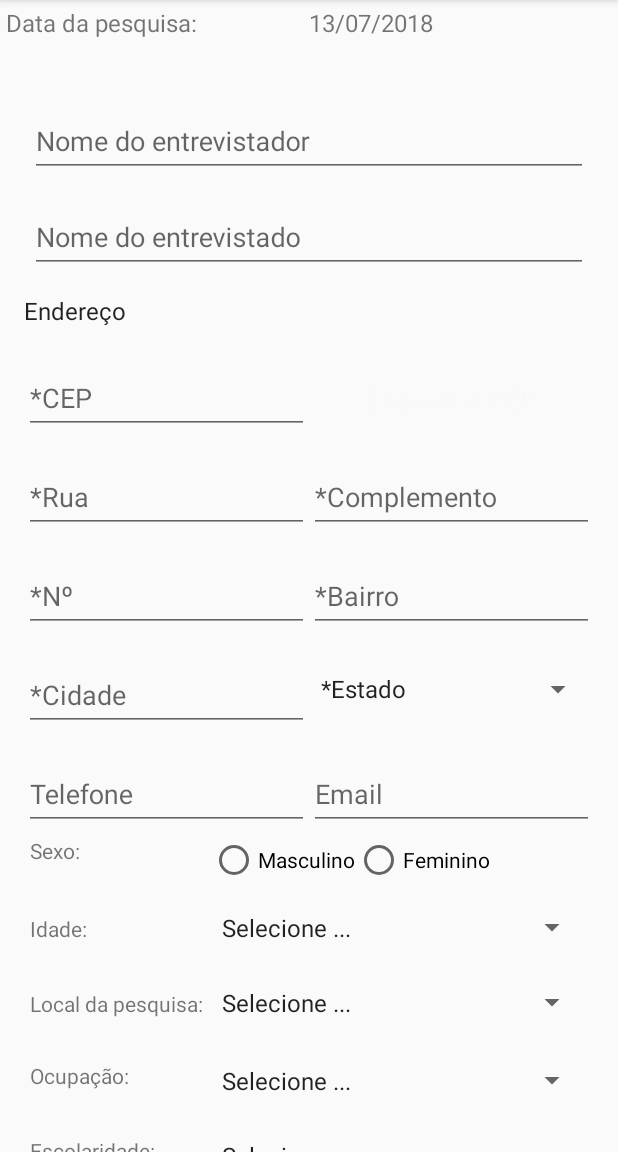
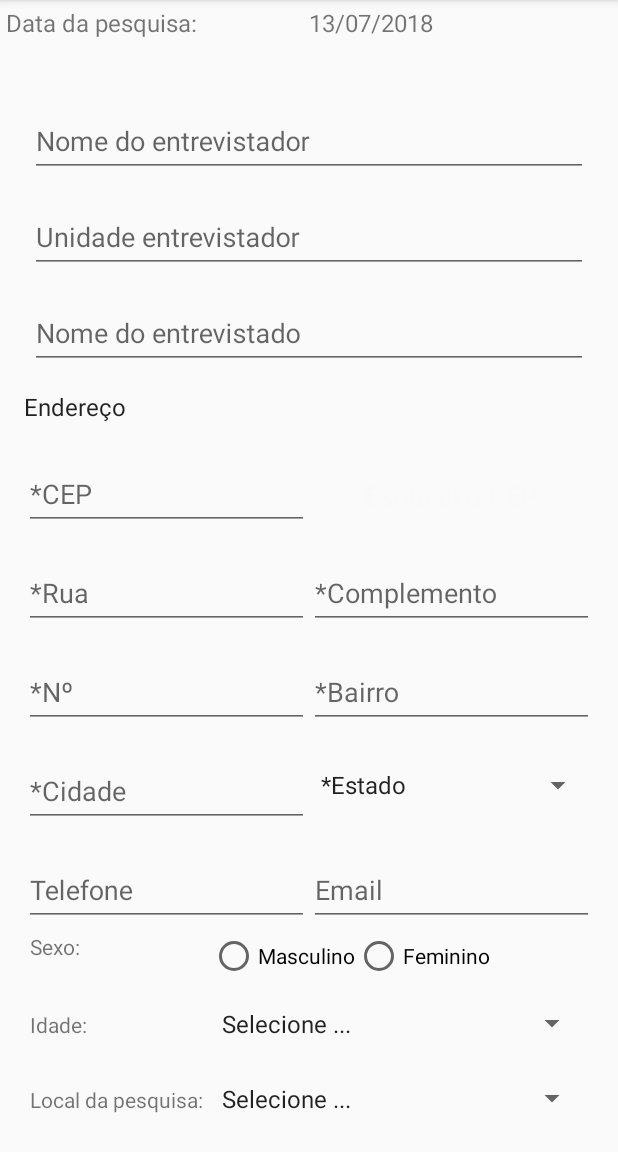
Before and after one commit to weslei-dias/pesquisabrasileira, an Android app: the screen it shows after launch (MainActivity), after a tap on an icon or button, on a phone screen of 412 x 824 dp, the part 84-1236 px from its top. Run offline under Robolectric (Android 15) with nearby library versions, the phone set to English and light mode, and no system bars; libraries missing offline, so code that uses them is left out: retrofit2.adapter.rxjava, rx.android.schedulers, rx.schedulers; plain views replace MaskEditText; 5 statements that could not run were skipped.

Commit message:
Correção da edição.

```diff
--- /dev/null
+++ b/app/src/main/java/com/domain/androidcrud/APIService.java
@@ -0,0 +1,12 @@
+package com.domain.androidcrud;
+
+
+import retrofit2.http.Body;
+import retrofit2.http.POST;
+import rx.Observable;
+
+public interface APIService {
+
+    @POST("salvar")
+    Observable<Cliente> savePost(@Body Cliente cliente);
+}
--- a/app/src/main/java/com/domain/androidcrud/DBHelper.java
+++ b/app/src/main/java/com/domain/androidcrud/DBHelper.java
@@ -12,6 +12,7 @@ public class DBHelper extends SQLiteOpenHelper {
             "popbe (id INTEGER PRIMARY KEY AUTOINCREMENT, " +
             "data_pesquisa TEXT NOT NULL," +
             "nome_entrevistador TEXT NOT NULL, " +
+            "unidade_entrevista TEXT NOT NULL, " +
             "nome_entrevistado TEXT NOT NULL, " +
             "cidade TEXT NOT NULL, " +
             "cep INTEGER NOT NULL, " +
--- /dev/null
+++ b/app/src/main/java/com/domain/androidcrud/RetrofitClient.java
@@ -0,0 +1,21 @@
+package com.domain.androidcrud;
+
+import retrofit2.Retrofit;
+import retrofit2.adapter.rxjava.RxJavaCallAdapterFactory;
+import retrofit2.converter.gson.GsonConverterFactory;
+
+public class RetrofitClient {
+
+    private static Retrofit retrofit = null;
+
+    public static Retrofit getClient(String baseUrl) {
+        if (retrofit == null) {
+            retrofit = new Retrofit.Builder()
+                    .baseUrl(baseUrl)
+                    .addCallAdapterFactory(RxJavaCallAdapterFactory.create())
+                    .addConverterFactory(GsonConverterFactory.create())
+                    .build();
+        }
+        return retrofit;
+    }
+}
--- a/app/src/main/res/layout/content_cadastro.xml
+++ b/app/src/main/res/layout/content_cadastro.xml
@@ -77,6 +77,27 @@
 
                 </LinearLayout>
 
+                <LinearLayout
+                    android:id="@+id/ll_fieldset_unidade"
+                    android:layout_width="match_parent"
+                    android:layout_height="wrap_content"
+                    android:orientation="vertical"
+                    android:padding="4dp">
+
+                    <android.support.design.widget.TextInputLayout
+                        android:id="@+id/til_unidade"
+                        android:layout_width="match_parent"
+                        android:layout_height="wrap_content"
+                        android:layout_weight="1">
+
+                        <android.support.design.widget.TextInputEditText
+                            android:id="@+id/txtUnidadeEntrevistador"
+                            android:layout_width="match_parent"
+                            android:layout_height="wrap_content"
+                            android:hint="Unidade entrevistador" />
+                    </android.support.design.widget.TextInputLayout>
+
+                </LinearLayout>
                 <LinearLayout
                     android:id="@+id/ll_fieldset_entrevistado"
                     android:layout_width="match_parent"
```
Also changed, not shown: app/build.gradle (+8 -0 lines), app/src/main/java/com/domain/androidcrud/ApiUtils.java (added, +13 -0 lines), app/src/main/java/com/domain/androidcrud/Cliente.java (+61 -1 lines), app/src/main/java/com/domain/androidcrud/ClienteDao.java (+6 -3 lines), app/src/main/java/com/domain/androidcrud/MainActivity.java (+48 -0 lines), app/src/main/java/com/domain/androidcrud/PopbeRequest.java (added, +69 -0 lines).
